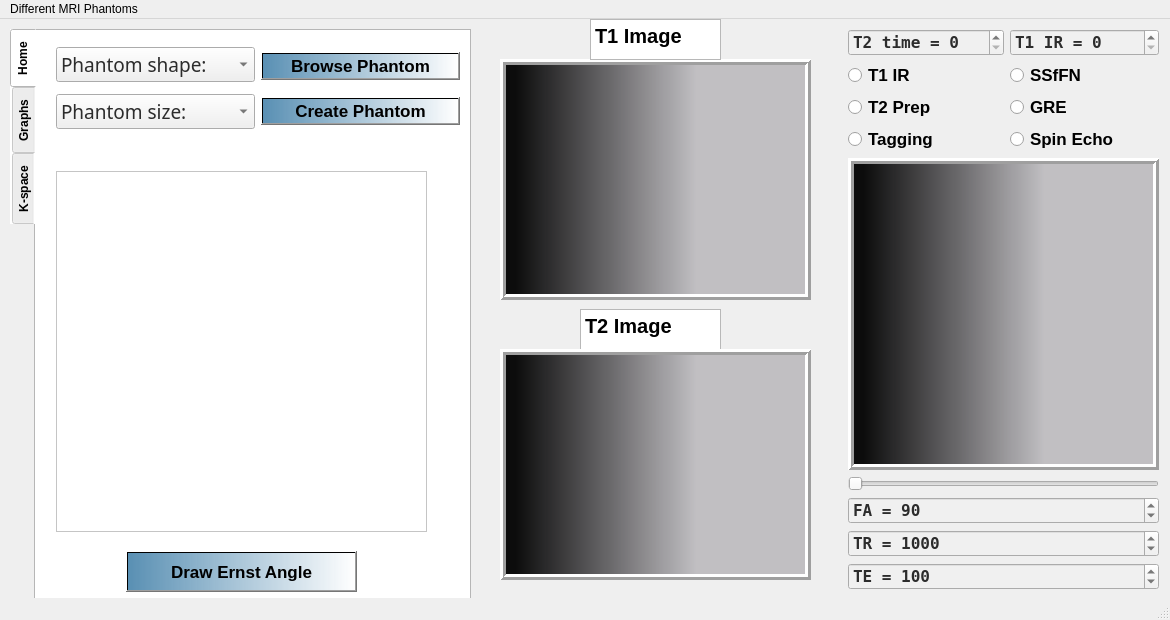
The window that Digital_phantom2.ui (habiba1997/MRI-Simulator) describes before a commit, drawn with Qt 5.
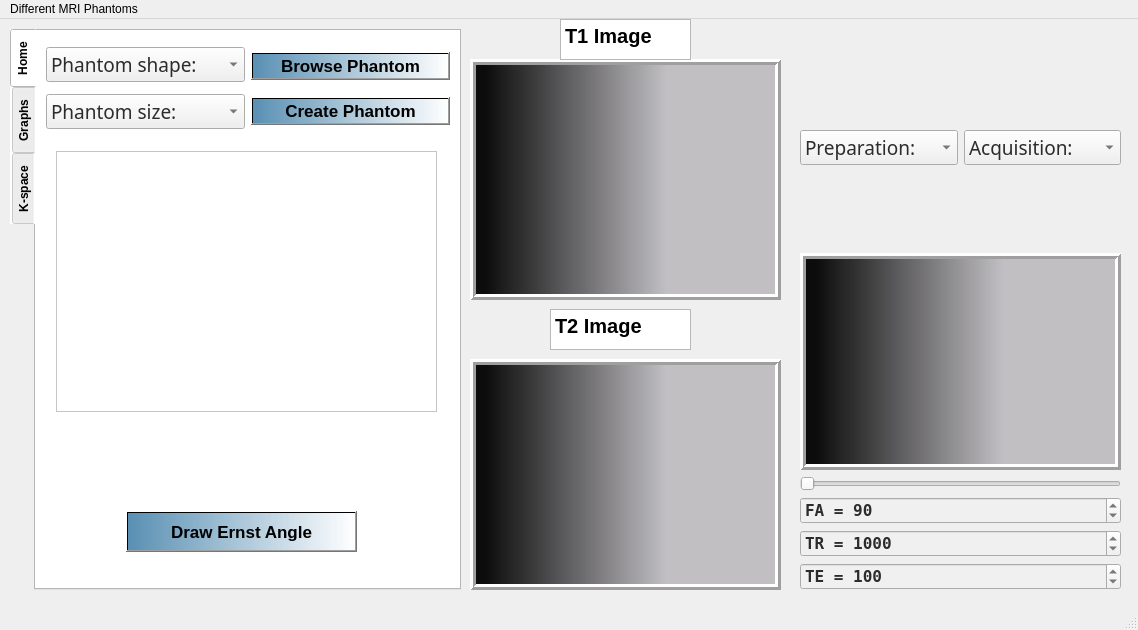
The same window after the commit. Icons and pictures are not drawn. Custom widgets are drawn as their Qt base class.

Commit message: ForLoopsSH3'ala n2s bs al T1 inversion , zoom and finally Graphic representation

Patch:
```diff
--- a/Digital_phantom2.ui
+++ b/Digital_phantom2.ui
@@ -6,8 +6,8 @@
    <rect>
     <x>0</x>
     <y>0</y>
-    <width>1170</width>
-    <height>620</height>
+    <width>1138</width>
+    <height>630</height>
    </rect>
   </property>
   <property name="windowTitle">
@@ -19,8 +19,8 @@
      <rect>
       <x>10</x>
       <y>10</y>
-      <width>461</width>
-      <height>581</height>
+      <width>451</width>
+      <height>561</height>
      </rect>
     </property>
     <property name="font">
@@ -57,7 +57,7 @@
       <property name="geometry">
        <rect>
         <x>90</x>
-        <y>520</y>
+        <y>480</y>
         <width>231</width>
         <height>41</height>
        </rect>
@@ -92,7 +92,7 @@
      <widget class="QWidget" name="layoutWidget">
       <property name="geometry">
        <rect>
-        <x>20</x>
+        <x>10</x>
         <y>10</y>
         <width>404</width>
         <height>96</height>
@@ -168,6 +168,11 @@
              <string>9</string>
             </property>
            </item>
+           <item>
+            <property name="text">
+             <string>20</string>
+            </property>
+           </item>
            <item>
             <property name="text">
              <string>32</string>
@@ -178,6 +183,16 @@
              <string>64</string>
             </property>
            </item>
+           <item>
+            <property name="text">
+             <string>128</string>
+            </property>
+           </item>
+           <item>
+            <property name="text">
+             <string>256</string>
+            </property>
+           </item>
            <item>
             <property name="text">
              <string>512</string>
@@ -269,9 +284,9 @@
       <property name="geometry">
        <rect>
         <x>20</x>
-        <y>140</y>
-        <width>371</width>
-        <height>361</height>
+        <y>120</y>
+        <width>381</width>
+        <height>261</height>
        </rect>
       </property>
       <property name="sizePolicy">
@@ -396,10 +411,10 @@
      <widget class="QWidget" name="layoutWidget">
       <property name="geometry">
        <rect>
-        <x>60</x>
+        <x>40</x>
         <y>10</y>
         <width>321</width>
-        <height>551</height>
+        <height>531</height>
        </rect>
       </property>
       <layout class="QVBoxLayout" name="verticalLayout">
@@ -503,175 +518,131 @@
    <widget class="QWidget" name="layoutWidget">
     <property name="geometry">
      <rect>
-      <x>848</x>
+      <x>800</x>
       <y>10</y>
-      <width>311</width>
+      <width>321</width>
       <height>561</height>
      </rect>
     </property>
     <layout class="QVBoxLayout" name="verticalLayout_2">
      <item>
       <layout class="QGridLayout" name="gridLayout">
-       <item row="0" column="0">
-        <layout class="QVBoxLayout" name="verticalLayout_6">
-         <item>
-          <widget class="QSpinBox" name="T2prebTime">
-           <property name="font">
-            <font>
-             <family>NSimSun</family>
-             <pointsize>12</pointsize>
-             <weight>75</weight>
-             <bold>true</bold>
-            </font>
-           </property>
-           <property name="styleSheet">
-            <string notr="true">background-color:rgb(240, 240, 240);color: rgb(44, 44, 44)</string>
-           </property>
-           <property name="prefix">
-            <string>T2 time = </string>
-           </property>
-           <property name="maximum">
-            <number>1000</number>
-           </property>
-           <property name="value">
-            <number>0</number>
-           </property>
-          </widget>
-         </item>
-         <item>
-          <widget class="QRadioButton" name="inversionRecovery">
-           <property name="font">
-            <font>
-             <pointsize>13</pointsize>
-             <weight>75</weight>
-             <bold>true</bold>
-            </font>
-           </property>
-           <property name="cursor">
-            <cursorShape>ArrowCursor</cursorShape>
-           </property>
-           <property name="text">
-            <string>T1 IR</string>
-           </property>
-           <attribute name="buttonGroup">
-            <string notr="true">buttonGroup_2</string>
-           </attribute>
-          </widget>
-         </item>
-         <item>
-          <widget class="QRadioButton" name="t2prep">
-           <property name="font">
-            <font>
-             <pointsize>13</pointsize>
-             <weight>75</weight>
-             <bold>true</bold>
-            </font>
-           </property>
-           <property name="text">
-            <string>T2 Prep</string>
-           </property>
-           <attribute name="buttonGroup">
-            <string notr="true">buttonGroup_2</string>
-           </attribute>
-          </widget>
-         </item>
-         <item>
-          <widget class="QRadioButton" name="tagging">
-           <property name="font">
-            <font>
-             <pointsize>13</pointsize>
-             <weight>75</weight>
-             <bold>true</bold>
-            </font>
-           </property>
-           <property name="text">
-            <string>Tagging</string>
-           </property>
-           <attribute name="buttonGroup">
-            <string notr="true">buttonGroup_2</string>
-           </attribute>
-          </widget>
-         </item>
-        </layout>
-       </item>
        <item row="0" column="1">
         <layout class="QVBoxLayout" name="verticalLayout_5">
          <item>
-          <widget class="QSpinBox" name="NullTissue">
-           <property name="font">
-            <font>
-             <family>NSimSun</family>
-             <pointsize>12</pointsize>
-             <weight>75</weight>
-             <bold>true</bold>
-            </font>
+          <spacer name="horizontalSpacer_2">
+           <property name="orientation">
+            <enum>Qt::Horizontal</enum>
            </property>
-           <property name="styleSheet">
-            <string notr="true">background-color:rgb(240, 240, 240);color: rgb(44, 44, 44)</string>
+           <property name="sizeHint" stdset="0">
+            <size>
+             <width>40</width>
+             <height>20</height>
+            </size>
            </property>
-           <property name="prefix">
-            <string>T1 IR = </string>
-           </property>
-           <property name="maximum">
-            <number>2500</number>
-           </property>
-           <property name="value">
-            <number>0</number>
-           </property>
-          </widget>
+          </spacer>
          </item>
          <item>
-          <widget class="QRadioButton" name="ssfp">
+          <widget class="QComboBox" name="aquise">
            <property name="font">
             <font>
-             <pointsize>13</pointsize>
-             <weight>75</weight>
-             <bold>true</bold>
+             <family>Baskerville Old Face</family>
+             <pointsize>14</pointsize>
+             <weight>50</weight>
+             <bold>false</bold>
             </font>
            </property>
-           <property name="text">
-            <string>SSfFN</string>
+           <property name="styleSheet">
+            <string notr="true">background-color:rgb(240, 240, 240);color: rgb(44, 44, 44)</string>
            </property>
-           <attribute name="buttonGroup">
-            <string notr="true">buttonGroup</string>
-           </attribute>
+           <property name="currentText">
+            <string>Acquisition:</string>
+           </property>
+           <item>
+            <property name="text">
+             <string>Acquisition:</string>
+            </property>
+           </item>
+           <item>
+            <property name="text">
+             <string>SSFP</string>
+            </property>
+           </item>
+           <item>
+            <property name="text">
+             <string>SpinEcho</string>
+            </property>
+           </item>
+           <item>
+            <property name="text">
+             <string>GRE</string>
+            </property>
+           </item>
+           <item>
+            <property name="text">
+             <string/>
+            </property>
+           </item>
           </widget>
          </item>
+        </layout>
+       </item>
+       <item row="0" column="0">
+        <layout class="QVBoxLayout" name="verticalLayout_6">
          <item>
-          <widget class="QRadioButton" name="gre">
-           <property name="font">
-            <font>
-             <pointsize>13</pointsize>
-             <weight>75</weight>
-             <bold>true</bold>
-            </font>
+          <spacer name="horizontalSpacer">
+           <property name="orientation">
+            <enum>Qt::Horizontal</enum>
            </property>
-           <property name="cursor">
-            <cursorShape>ArrowCursor</cursorShape>
+           <property name="sizeHint" stdset="0">
+            <size>
+             <width>40</width>
+             <height>20</height>
+            </size>
            </property>
-           <property name="text">
-            <string>GRE </string>
-           </property>
-           <attribute name="buttonGroup">
-            <string notr="true">buttonGroup</string>
-           </attribute>
-          </widget>
+          </spacer>
          </item>
          <item>
-          <widget class="QRadioButton" name="spin">
+          <widget class="QComboBox" name="Preb">
            <property name="font">
             <font>
-             <pointsize>13</pointsize>
-             <weight>75</weight>
-             <bold>true</bold>
+             <family>Baskerville Old Face</family>
+             <pointsize>14</pointsize>
+             <weight>50</weight>
+             <bold>false</bold>
             </font>
            </property>
-           <property name="text">
-            <string>Spin Echo</string>
+           <property name="styleSheet">
+            <string notr="true">background-color:rgb(240, 240, 240);color: rgb(44, 44, 44)</string>
            </property>
-           <attribute name="buttonGroup">
-            <string notr="true">buttonGroup</string>
-           </attribute>
+           <property name="currentText">
+            <string>Preparation:</string>
+           </property>
+           <item>
+            <property name="text">
+             <string>Preparation:</string>
+            </property>
+           </item>
+           <item>
+            <property name="text">
+             <string>NoPreb</string>
+            </property>
+           </item>
+           <item>
+            <property name="text">
+             <string>T1IR</string>
+            </property>
+           </item>
+           <item>
+            <property name="text">
+             <string>T2Preb</string>
+            </property>
+           </item>
+           <item>
+            <property name="text">
+             <string>Tagging</string>
+            </property>
+           </item>
           </widget>
          </item>
         </layout>
@@ -824,7 +795,7 @@
    <widget class="QLabel" name="labelT1">
     <property name="geometry">
      <rect>
-      <x>500</x>
+      <x>470</x>
       <y>40</y>
       <width>311</width>
       <height>241</height>
@@ -867,7 +838,7 @@
    <widget class="QPlainTextEdit" name="plainTextEdit_2">
     <property name="geometry">
      <rect>
-      <x>580</x>
+      <x>550</x>
       <y>290</y>
       <width>141</width>
       <height>41</height>
@@ -893,8 +864,8 @@
    <widget class="QLabel" name="LabelT2">
     <property name="geometry">
      <rect>
-      <x>500</x>
-      <y>330</y>
+      <x>470</x>
+      <y>340</y>
       <width>311</width>
       <height>231</height>
      </rect>
@@ -936,7 +907,7 @@
    <widget class="QPlainTextEdit" name="plainTextEdit1">
     <property name="geometry">
      <rect>
-      <x>590</x>
+      <x>560</x>
       <y>0</y>
       <width>131</width>
       <height>41</height>
@@ -965,7 +936,7 @@
     <rect>
      <x>0</x>
      <y>0</y>
-     <width>1170</width>
+     <width>1138</width>
      <height>20</height>
     </rect>
    </property>
```
The commit also changes 9 other files.
